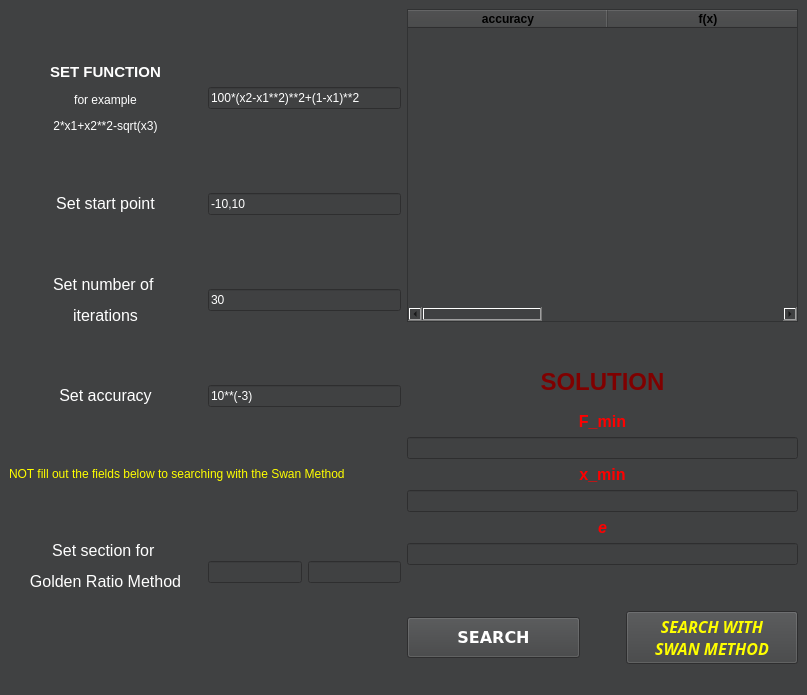
Above: form.ui from EmKalin/timo before the change. Below: the same form after it.
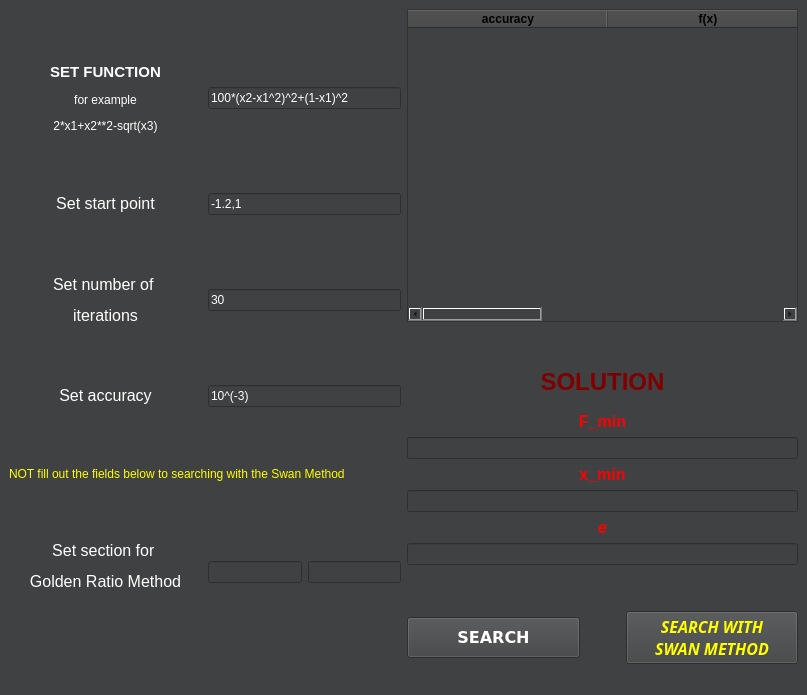
That is the form after the change.

Commit message: Updated string forms

Patch:
```diff
--- a/form.ui
+++ b/form.ui
@@ -198,7 +198,7 @@
            </palette>
           </property>
           <property name="text">
-           <string>100*(x2-x1**2)**2+(1-x1)**2</string>
+           <string>100*(x2-x1^2)^2+(1-x1)^2</string>
           </property>
          </widget>
         </item>
@@ -373,7 +373,7 @@
            </palette>
           </property>
           <property name="text">
-           <string>-10,10</string>
+           <string>-1.2,1</string>
           </property>
          </widget>
         </item>
@@ -717,7 +717,7 @@
            </palette>
           </property>
           <property name="text">
-           <string>10**(-3)</string>
+           <string>10^(-3)</string>
           </property>
          </widget>
         </item>
```
The commit also changes 1 other file.
